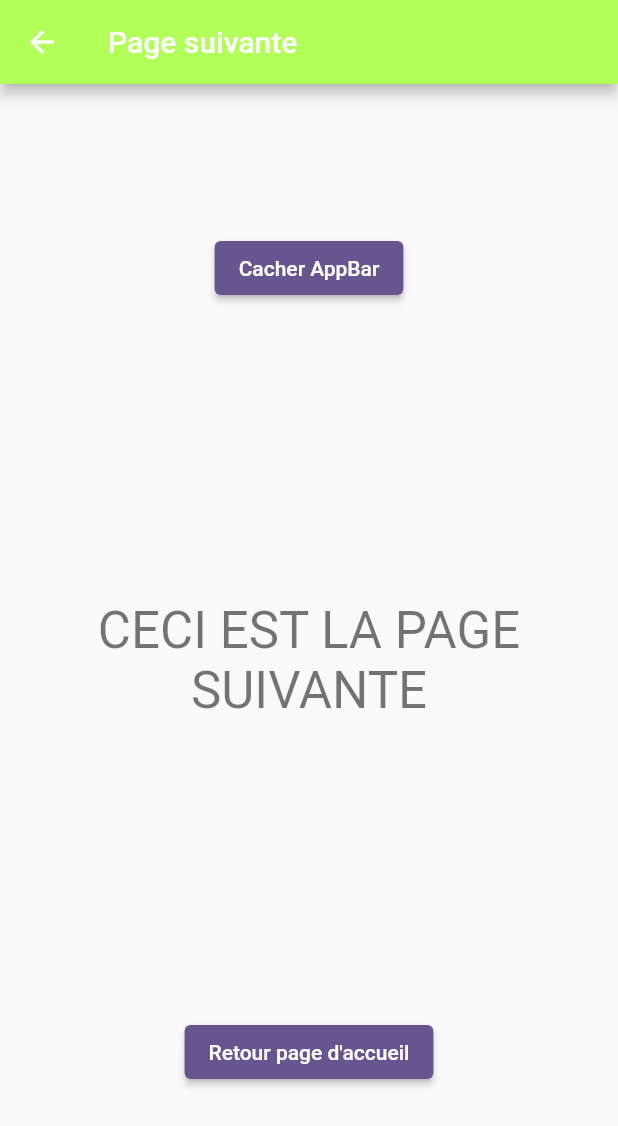
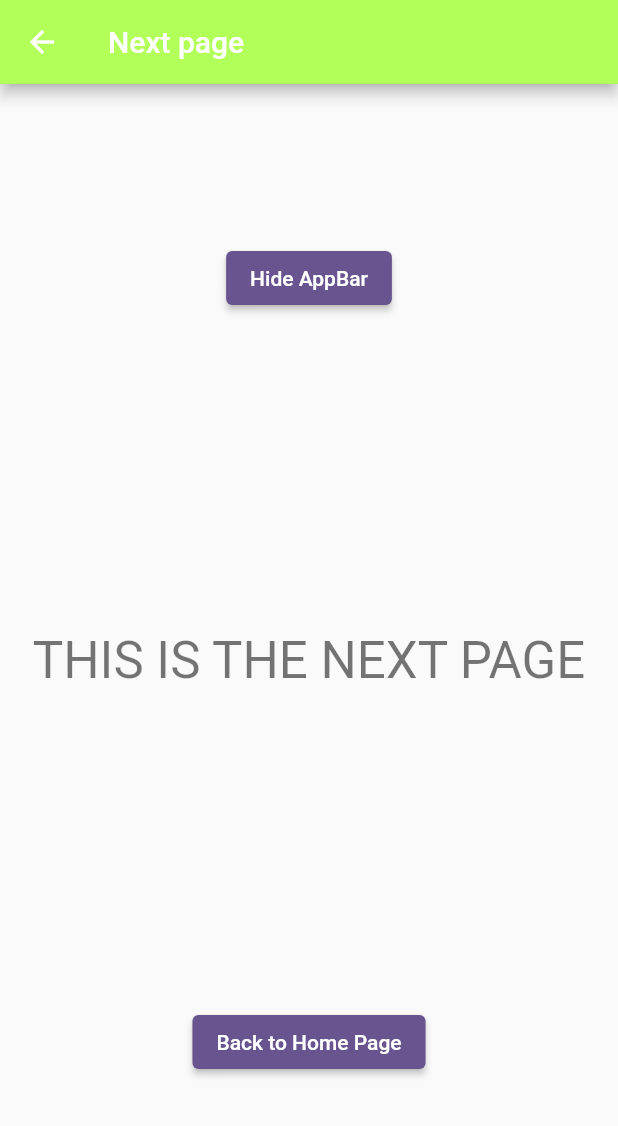
Before and after one commit to lpastyle/m2_flutter_simple_navigation, a Flutter app: the NextPage screen opened directly, on a phone screen of 412 x 824 dp. Shown: the top 1126 px of the screen. Run offline on Flutter 3.47's test engine with Material 3 defaults, Android fonts, the light colour scheme and no system bars.

Commit message:
Translate from french

```diff
--- a/lib/next_page.dart
+++ b/lib/next_page.dart
@@ -20,7 +20,7 @@
     return Scaffold(
       // plus possible de revenir sur la home page quand l'AppBar est cachée
       appBar: showAppBar ? AppBar(
-        title: const Text("Page suivante"),
+        title: const Text("Next page"),
         backgroundColor: widget.color,
       ) : null,
       body: Center(
@@ -30,8 +30,8 @@
           children: [
             ElevatedButton(
               onPressed: () => setState(() => showAppBar = ! showAppBar),
-              child: Text(showAppBar ? "Cacher AppBar" : "Montrer AppBar")),
-             Text("CECI EST LA PAGE SUIVANTE",
+              child: Text(showAppBar ? "Hide AppBar" : "Show AppBar")),
+             Text("THIS IS THE NEXT PAGE",
               textAlign: TextAlign.center,
               style: Theme.of(context).textTheme.headlineMedium
             ),
@@ -39,7 +39,7 @@
               // STEP 1
               //onPressed: null,
               onPressed: () => Navigator.of(context).pop(),
-              child: const Text("Retour page d'accueil"))
+              child: const Text("Back to Home Page"))
           ],
         )
       )
```
